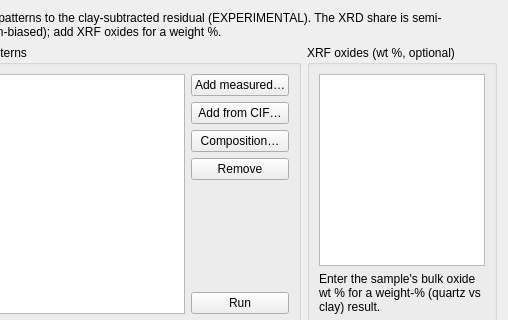
Qt form src/mudlab/nonclay/nonclay.ui (Parthasarathi-Ghosh/MudLab2) before a commit; both pictures show x 132 to 640 and y 0 to 320 of the 640 by 520 pixel window.
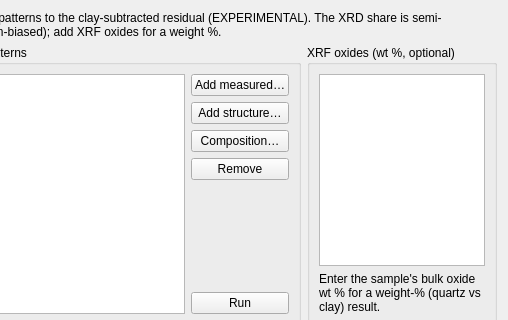
The same form after that commit.

Patch:
```diff
--- a/src/mudlab/nonclay/nonclay.ui
+++ b/src/mudlab/nonclay/nonclay.ui
@@ -53,7 +53,7 @@
              <string>Build a reference from a crystal structure (CIF with explicit symmetry ops, e.g. from COD/AMCSD), using this specimen's goniometer.</string>
             </property>
             <property name="text">
-             <string>Add from CIF&#8230;</string>
+             <string>Add structure&#8230;</string>
             </property>
            </widget>
           </item>
```
Left out of the diff: 2 changed lines with no effect on the pictures.
